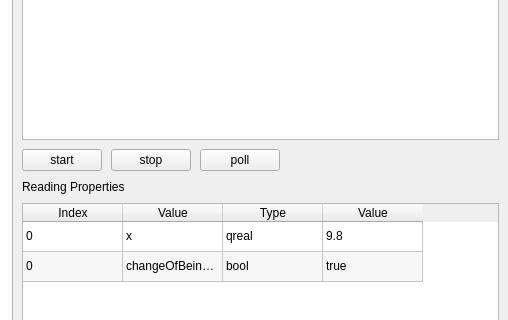
Qt form examples/sensors/sensor_explorer/explorer.ui (qtproject/qt-mobility) before a commit; both pictures show x 252 to 760 and y 121 to 441 of the 760 by 636 pixel window.
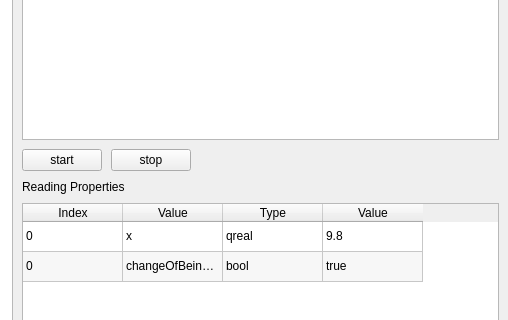
The same form after that commit.

```diff
--- a/examples/sensors/sensor_explorer/explorer.ui
+++ b/examples/sensors/sensor_explorer/explorer.ui
@@ -241,13 +241,6 @@
                 </property>
                </widget>
               </item>
-              <item>
-               <widget class="QPushButton" name="poll">
-                <property name="text">
-                 <string>poll</string>
-                </property>
-               </widget>
-              </item>
               <item>
                <spacer name="horizontalSpacer">
                 <property name="orientation">
```
